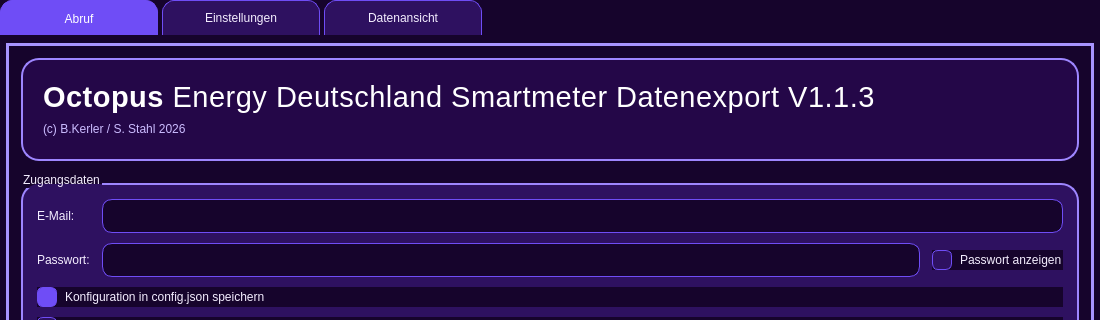
Above: octopusdetool/octopusdetool_gui.ui from bkerler/octopusdetool before the change; both pictures show x 0 to 1100 and y 0 to 320 of the 1100 by 860 pixel window. Below: the same form after it.
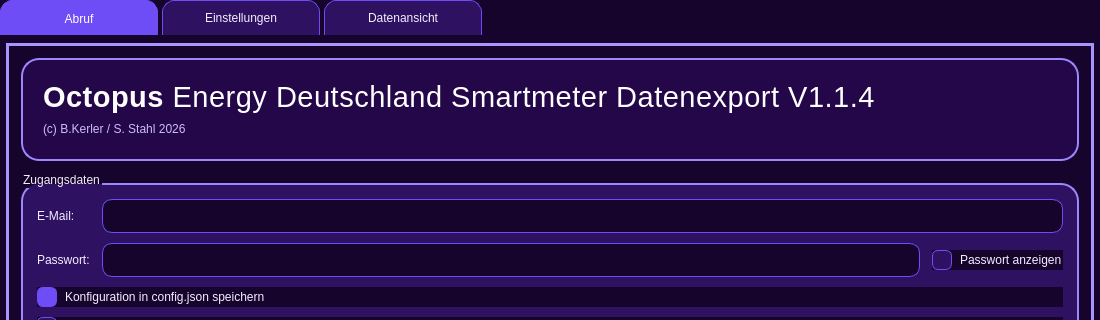
That is the form after the change.

Commit message: Fix config path issue

```diff
--- a/octopusdetool/octopusdetool_gui.ui
+++ b/octopusdetool/octopusdetool_gui.ui
@@ -494,7 +494,7 @@
               <item>
                <widget class="QLabel" name="heroTitleLabel">
                 <property name="text">
-                 <string>&lt;html&gt;&lt;head/&gt;&lt;body&gt;&lt;p&gt;&lt;span style=&quot;font-family:'Ubuntu Sans'; font-size:22pt; font-weight:700; color:#ffffff;&quot;&gt;Octopus&lt;/span&gt;&lt;span style=&quot;font-family:'Ubuntu Sans'; font-size:22pt; font-weight:300; color:#ffffff;&quot;&gt; Energy Deutschland Smartmeter Datenexport V1.1.3&lt;/span&gt;&lt;/p&gt;&lt;/body&gt;&lt;/html&gt;</string>
+                 <string>&lt;html&gt;&lt;head/&gt;&lt;body&gt;&lt;p&gt;&lt;span style=&quot;font-family:'Ubuntu Sans'; font-size:22pt; font-weight:700; color:#ffffff;&quot;&gt;Octopus&lt;/span&gt;&lt;span style=&quot;font-family:'Ubuntu Sans'; font-size:22pt; font-weight:300; color:#ffffff;&quot;&gt; Energy Deutschland Smartmeter Datenexport V1.1.4&lt;/span&gt;&lt;/p&gt;&lt;/body&gt;&lt;/html&gt;</string>
                 </property>
                 <property name="wordWrap">
                  <bool>true</bool>
```
Left out of the diff: 2 changed lines with no effect on the pictures. The commit also changes 2 other files.
